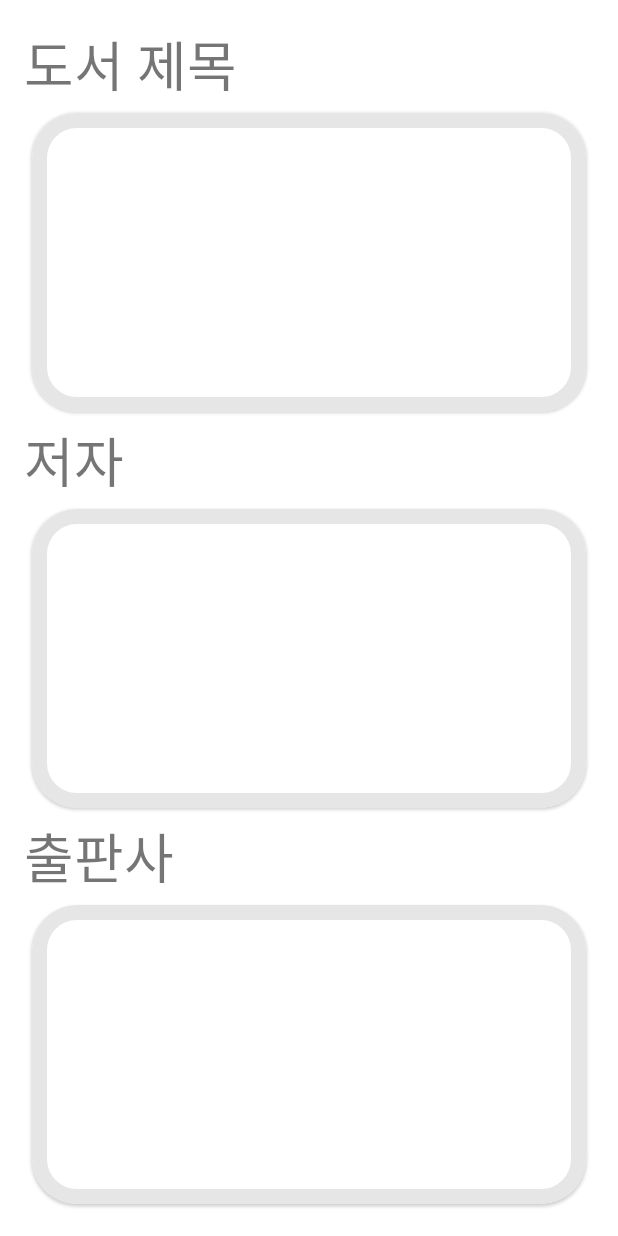
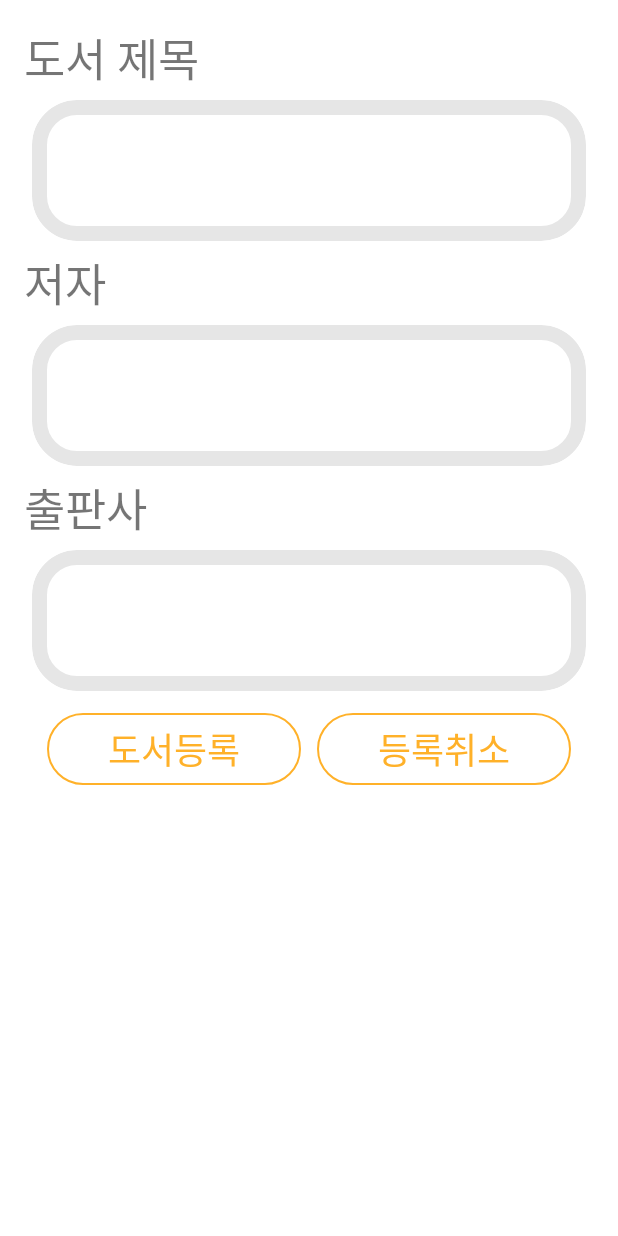
Before and after one commit to Godseye93/ASAF, an Android app: the layout dialog_add_book.xml on its own in the app's theme, with its tools: preview values and no code run, on a phone screen of 412 x 824 dp. Run offline under Robolectric (Android 15) with nearby library versions, the phone set to English and light mode, and no system bars.

Commit message:
feat: 도서관 책 등록 dialog 추가 및 키보드 위치 위로 올리기

```diff
--- a/frontend/ASAF/app/src/main/java/com/d103/asaf/ui/library/pro/LibraryManagementFragment.kt
+++ b/frontend/ASAF/app/src/main/java/com/d103/asaf/ui/library/pro/LibraryManagementFragment.kt
@@ -1,21 +1,24 @@
 package com.d103.asaf.ui.library.pro
 
+import android.app.AlertDialog
+import android.os.Build
 import android.os.Bundle
-import android.os.Handler
-import android.os.Looper
 import android.text.Editable
 import android.text.TextWatcher
+import android.util.TypedValue
 import android.view.View
+import android.view.ViewGroup
+import android.view.WindowInsets
+import android.view.WindowManager
+import androidx.core.view.ViewCompat
 import androidx.core.view.isVisible
 import androidx.fragment.app.viewModels
-import androidx.lifecycle.lifecycleScope
 import com.d103.asaf.R
 import com.d103.asaf.common.config.BaseFragment
+import com.d103.asaf.databinding.DialogAddBookBinding
 import com.d103.asaf.databinding.FragmentLibraryManagementBinding
 import com.d103.asaf.ui.library.LibraryFragmentViewModel
 import com.d103.asaf.ui.library.adapter.BookAdapter
-import com.d103.asaf.ui.op.OpFragmentViewModel
-import com.d103.asaf.ui.op.adapter.LockerAdapter
 import java.text.SimpleDateFormat
 import java.util.Calendar
 import java.util.Locale
@@ -67,6 +70,10 @@ class LibraryManagementFragment : BaseFragment<FragmentLibraryManagementBinding>
             fragmentLibrarySearchBar.searchEditText.addTextChangedListener(searchWatcher)
 
             fragmentLibraryRecyclerview.isVisible = true
+
+            fragmentLibraryFabAddbook.setOnClickListener {
+                addBookDialog()
+            }
         }
     }
 
@@ -121,4 +128,48 @@ class LibraryManagementFragment : BaseFragment<FragmentLibraryManagementBinding>
         currentDate.add(Calendar.DAY_OF_MONTH, loanPeriod)
         return dateFormat.format(currentDate.time)
     }
+
+
+    fun addBookDialog() {
+        val dialogView = DialogAddBookBinding.inflate(layoutInflater,binding.root,false)
+
+        val dialog = AlertDialog.Builder(requireContext())
+            .setView(dialogView.root)
+            .create()
+
+        // 도서 등록 기능 POST
+        dialogView.bookAdd.setOnClickListener {
+            //POST & dismiss()
+        }
+        dialogView.bookCancel.setOnClickListener {
+            dialog.dismiss()
+        }
+        // 다이얼로그 키보드 띄워지면 resizing 하는 코드
+        binding.root.viewTreeObserver.addOnGlobalLayoutListener {
+            if (Build.VERSION.SDK_INT >= Build.VERSION_CODES.R) {
+                // Set the dialog's window to not fit system windows
+                dialog.window?.setDecorFitsSystemWindows(false)
+
+                // Set the dialog's window to listen for window insets
+                ViewCompat.setOnApplyWindowInsetsListener(dialogView.root) { v, insets ->
+                    // Get the bottom inset of the system bar
+                    val bottomInset = insets.getInsets(WindowInsets.Type.ime()).bottom
+
+                    // Set the dialog's padding to the bottom inset
+                    v.setPadding(0, 0, 0, bottomInset)
+
+                    insets
+                }
+            } else {
+                dialog.window?.setSoftInputMode(WindowManager.LayoutParams.SOFT_INPUT_ADJUST_RESIZE)
+            }
+        }
+
+        dialog.show()
+        dialog.window?.setLayout(ViewGroup.LayoutParams.WRAP_CONTENT,ViewGroup.LayoutParams.WRAP_CONTENT)
+    }
+
+    private fun dpToPx(dp: Int): Int {
+        return TypedValue.applyDimension(TypedValue.COMPLEX_UNIT_DIP, dp.toFloat(), resources.displayMetrics).toInt()
+    }
 }
--- a/frontend/ASAF/app/src/main/java/com/d103/asaf/ui/library/pro/LibraryManagementFragmentViewModel.kt
+++ b/frontend/ASAF/app/src/main/java/com/d103/asaf/ui/library/pro/LibraryManagementFragmentViewModel.kt
@@ -2,6 +2,8 @@ package com.d103.asaf.ui.library.pro
 
 import androidx.lifecycle.ViewModel
 
+// 실제로는 BookDTO
 class LibraryManagementFragmentViewModel: ViewModel() {
-
+    //도서등록 정보
+    var bookInfo: String = ""
 }
--- a/frontend/ASAF/app/src/main/res/drawable/cardview_drawable.xml
+++ /dev/null
@@ -1,4 +0,0 @@
-<shape xmlns:android="http://schemas.android.com/apk/res/android"
-    android:shape="rectangle">
-    <solid android:color="@android:color/holo_blue_light" />
-</shape>
--- a/frontend/ASAF/app/src/main/res/drawable/cardview_stroke.xml
+++ /dev/null
@@ -1,21 +0,0 @@
-<layer-list xmlns:android="http://schemas.android.com/apk/res/android">
-    <!-- Outer background color -->
-    <item android:drawable="@android:color/white" />
-
-    <!-- Stroke color and width -->
-    <item
-        android:left="4dp"
-        android:right="4dp"
-        android:top="4dp"
-        android:bottom="4dp">
-        <shape android:shape="rectangle">
-            <solid android:color="@android:color/white" />
-            <stroke
-                android:width="2dp"
-                android:color="@android:color/black" />
-        </shape>
-    </item>
-
-    <!-- Inner content (your CardView content) -->
-    <item android:drawable="@drawable/cardview_drawable" />
-</layer-list>
--- a/frontend/ASAF/app/src/main/res/layout/dialog_add_book.xml
+++ b/frontend/ASAF/app/src/main/res/layout/dialog_add_book.xml
@@ -1,16 +1,19 @@
-<androidx.constraintlayout.widget.ConstraintLayout xmlns:android="http://schemas.android.com/apk/res/android"
+<ScrollView xmlns:android="http://schemas.android.com/apk/res/android"
     xmlns:app="http://schemas.android.com/apk/res-auto"
-    xmlns:tools="http://schemas.android.com/tools"
+    android:layout_width="match_parent"
+    android:layout_height="match_parent">
+
+    <androidx.constraintlayout.widget.ConstraintLayout
         android:layout_width="match_parent"
         android:layout_height="match_parent"
         android:orientation="vertical"
         android:padding="16dp">
 
         <LinearLayout
-        android:orientation="vertical"
             android:id="@+id/dialog_add_book_linearlayout_top"
             android:layout_width="0dp"
-        android:layout_height="0dp"
+            android:layout_height="150dp"
+            android:orientation="vertical"
             app:layout_constraintBottom_toTopOf="@+id/dialog_add_book_linearlayout_mid"
             app:layout_constraintEnd_toEndOf="parent"
             app:layout_constraintStart_toStartOf="parent"
@@ -21,32 +24,34 @@
                 android:layout_width="match_parent"
                 android:layout_height="wrap_content"
                 android:text="도서 제목"
-            android:textSize="36sp" />
+                android:textSize="30sp" />
 
             <com.google.android.material.card.MaterialCardView
-            android:layout_margin="5dp"
                 android:id="@+id/dialog_add_book_title"
                 android:layout_width="match_parent"
                 android:layout_height="match_parent"
-            app:strokeColor="#e6e6e6"
-            app:strokeWidth="10dp"
-            app:cardCornerRadius="30dp">
+                android:layout_margin="5dp"
+                app:cardCornerRadius="30dp"
+                app:strokeColor="@color/bookColor"
+                app:strokeWidth="10dp">
 
                 <EditText
                     android:id="@+id/dialog_add_book_edittext_title"
                     android:layout_width="match_parent"
                     android:layout_height="match_parent"
-                android:background="@android:color/transparent" />
+                    android:layout_margin="20dp"
+                    android:background="@android:color/transparent"
+                    android:gravity="center" />
 
             </com.google.android.material.card.MaterialCardView>
 
         </LinearLayout>
 
         <LinearLayout
-        android:orientation="vertical"
             android:id="@+id/dialog_add_book_linearlayout_mid"
             android:layout_width="0dp"
-        android:layout_height="0dp"
+            android:layout_height="150dp"
+            android:orientation="vertical"
             app:layout_constraintBottom_toTopOf="@+id/dialog_add_book_linearlayout_bot"
             app:layout_constraintEnd_toEndOf="parent"
             app:layout_constraintStart_toStartOf="parent"
@@ -56,34 +61,35 @@
                 android:layout_width="match_parent"
                 android:layout_height="wrap_content"
                 android:text="저자"
-            android:textSize="36sp" />
+                android:textSize="30sp" />
 
             <com.google.android.material.card.MaterialCardView
                 android:id="@+id/dialog_add_book_author"
                 android:layout_width="match_parent"
                 android:layout_height="match_parent"
                 android:layout_margin="5dp"
-            app:strokeColor="#e6e6e6"
-            app:strokeWidth="10dp"
-            android:background="@drawable/cardview_stroke"
-            app:cardCornerRadius="30dp">
+                app:cardCornerRadius="30dp"
+                app:strokeColor="@color/bookColor"
+                app:strokeWidth="10dp">
 
                 <EditText
                     android:id="@+id/dialog_add_book_edittext_author"
                     android:layout_width="match_parent"
                     android:layout_height="match_parent"
-                android:background="@android:color/transparent" />
+                    android:layout_margin="20dp"
+                    android:background="@android:color/transparent"
+                    android:gravity="center" />
 
             </com.google.android.material.card.MaterialCardView>
 
         </LinearLayout>
 
         <LinearLayout
-        android:orientation="vertical"
             android:id="@+id/dialog_add_book_linearlayout_bot"
             android:layout_width="0dp"
-        android:layout_height="0dp"
-        app:layout_constraintBottom_toBottomOf="parent"
+            android:layout_height="150dp"
+            android:orientation="vertical"
+            app:layout_constraintBottom_toTopOf="@+id/linearLayout"
             app:layout_constraintEnd_toEndOf="parent"
             app:layout_constraintStart_toStartOf="parent"
             app:layout_constraintTop_toBottomOf="@+id/dialog_add_book_linearlayout_mid">
@@ -92,26 +98,65 @@
                 android:layout_width="match_parent"
                 android:layout_height="wrap_content"
                 android:text="출판사"
-            android:textSize="36sp" />
+                android:textSize="30sp" />
 
             <com.google.android.material.card.MaterialCardView
                 android:id="@+id/dialog_add_book_publisher"
                 android:layout_width="match_parent"
                 android:layout_height="match_parent"
                 android:layout_margin="5dp"
-            app:strokeColor="#e6e6e6"
-            app:strokeWidth="10dp"
-            android:background="@drawable/cardview_stroke"
-            app:cardCornerRadius="30dp">
+                app:cardCornerRadius="30dp"
+                app:strokeColor="@color/bookColor"
+                app:strokeWidth="10dp">
 
                 <EditText
                     android:id="@+id/dialog_add_book_edittext_publisher"
                     android:layout_width="match_parent"
                     android:layout_height="match_parent"
-                android:background="@android:color/transparent" />
+                    android:layout_margin="20dp"
+                    android:background="@android:color/transparent"
+                    android:gravity="center" />
 
             </com.google.android.material.card.MaterialCardView>
 
         </LinearLayout>
 
+        <LinearLayout
+            android:id="@+id/linearLayout"
+            android:layout_width="0dp"
+            android:layout_height="wrap_content"
+            android:layout_marginHorizontal="10dp"
+            android:orientation="horizontal"
+            app:layout_constraintBottom_toBottomOf="parent"
+            app:layout_constraintEnd_toEndOf="parent"
+            app:layout_constraintStart_toStartOf="parent"
+            app:layout_constraintTop_toBottomOf="@+id/dialog_add_book_linearlayout_bot">
+
+            <com.google.android.material.button.MaterialButton
+                android:id="@+id/book_add"
+                style="@style/Widget.Material3.Button.OutlinedButton"
+                android:layout_width="wrap_content"
+                android:layout_height="wrap_content"
+                android:layout_margin="5dp"
+                android:layout_weight="1"
+                android:text="도서등록"
+                android:textColor="@color/bookReturn"
+                android:textSize="24sp"
+                app:strokeColor="@color/bookReturn" />
+
+            <com.google.android.material.button.MaterialButton
+                android:id="@+id/book_cancel"
+                style="@style/Widget.Material3.Button.OutlinedButton"
+                android:layout_width="wrap_content"
+                android:layout_height="wrap_content"
+                android:layout_margin="5dp"
+                android:layout_weight="1"
+                android:text="등록취소"
+                android:textColor="@color/bookReturn"
+                android:textSize="24sp"
+                app:strokeColor="@color/bookReturn" />
+
+        </LinearLayout>
+
     </androidx.constraintlayout.widget.ConstraintLayout>
+</ScrollView>
--- a/frontend/ASAF/app/src/main/res/layout/fragment_library_management.xml
+++ b/frontend/ASAF/app/src/main/res/layout/fragment_library_management.xml
@@ -47,6 +47,7 @@
         app:layout_constraintTop_toTopOf="@+id/fragment_library_search_bar" />
 
     <com.google.android.material.floatingactionbutton.FloatingActionButton
+        android:id="@+id/fragment_library_fab_addbook"
         android:layout_width="wrap_content"
         android:layout_height="wrap_content"
         android:backgroundTint="@color/libraryTop"
--- a/frontend/ASAF/app/src/main/res/values/colors.xml
+++ b/frontend/ASAF/app/src/main/res/values/colors.xml
@@ -7,4 +7,5 @@
     <color name="blueSearch">#3D50DF</color>
     <color name="bookReturn">#FFB129</color>
     <color name="isClicked">#D3D3D3</color>
+    <color name="bookColor">#e6e6e6</color>
 </resources>
```
Lines whose indentation alone changed are shown as unchanged.
